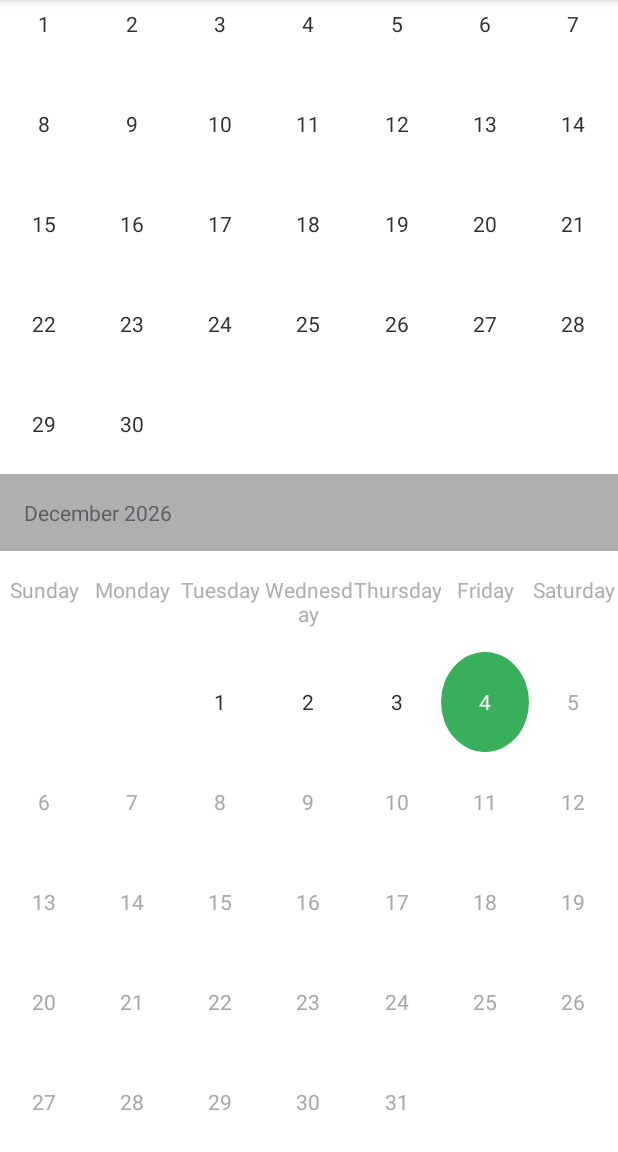
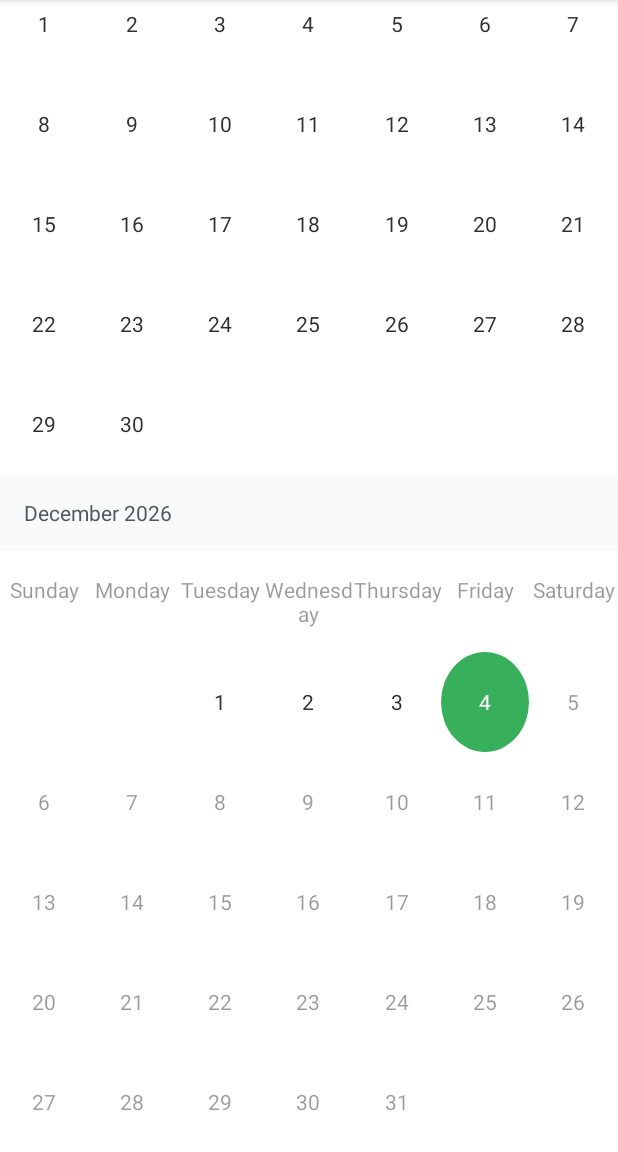
Before and after one commit to wisnukurniawan/date-time-range-picker-android, an Android app: the screen it shows after launch (MainActivity), on a phone screen of 412 x 824 dp, the part 84-1236 px from its top. Run offline under Robolectric (Android 15) with nearby library versions, the phone set to English and light mode, and no system bars.

Commit message:
Update colors

```diff
--- a/datetimerangepickerandroid/src/main/res/values/colors.xml
+++ b/datetimerangepickerandroid/src/main/res/values/colors.xml
@@ -3,18 +3,18 @@
     <color name="calendar_bg">#FFFFFF</color>
     <color name="calendar_text_selected">#FFFFFF</color>
     <color name="calendar_text_active">#2F2F2F</color>
-    <color name="calendar_text_unselectable">#A8A8A8</color>
+    <color name="calendar_text_unselectable">#66000000</color>
     <color name="calendar_text_inactive">#00000000</color>
     <color name="calendar_divider">#00000000</color>
-    <color name="calendar_title_bg">#AFAFAF</color>
-    <color name="calendar_text_title">#595E63</color>
-    <color name="calendar_text_day_header">#AFAFAF</color>
+    <color name="calendar_title_bg">#FAFAFA</color>
+    <color name="calendar_text_title">#52575C</color>
+    <color name="calendar_text_day_header">#66000000</color>
 
-    <color name="calendar_selected_day_bg">#38AF5B</color>
+    <color name="calendar_selected_day_bg">#31B057</color>
     <color name="calendar_selected_range_bg">#E2F7E8</color>
     <color name="calendar_inactive_month_bg">#ffd7d9db</color>
     <color name="calendar_active_month_bg">#e91759</color>
-    <color name="calendar_highlighted_day_bg">#ccffcc</color>
+    <color name="calendar_highlighted_day_bg">#E1F7E8</color>
     <color name="calendar_text_highlighted">#A8A8A8</color>
 
 </resources>
```
